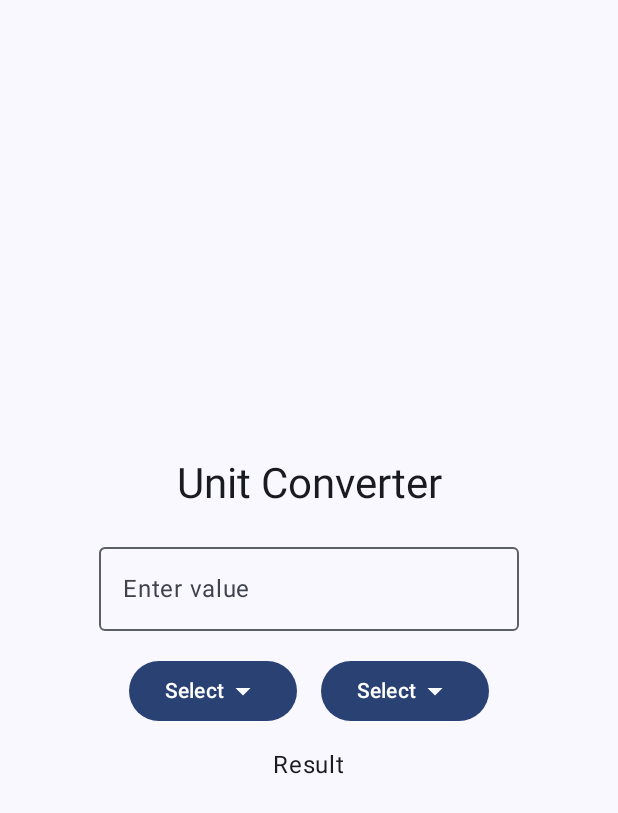
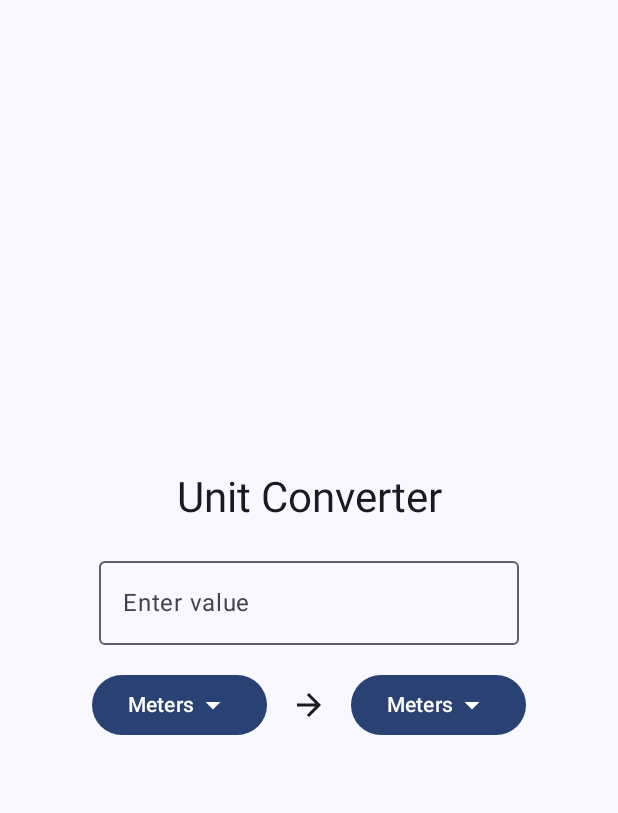
Before and after one commit to benjaminraffetseder/unitconverter, an Android app built with Jetpack Compose: the screen it shows after launch (MainActivity), on a phone screen of 412 x 824 dp. Shown: the top 813 px of the screen. Run offline under Robolectric (Android 15) with nearby library versions, the phone set to English and light mode, and no system bars.

Commit message:
implement conversion logic

```diff
--- a/app/src/main/java/com/benjaminraffetseder/unitconverter/MainActivity.kt
+++ b/app/src/main/java/com/benjaminraffetseder/unitconverter/MainActivity.kt
@@ -13,6 +13,7 @@ import androidx.compose.foundation.layout.height
 import androidx.compose.foundation.layout.width
 import androidx.compose.material.icons.Icons
 import androidx.compose.material.icons.filled.ArrowDropDown
+import androidx.compose.material.icons.filled.ArrowForward
 import androidx.compose.material3.Button
 import androidx.compose.material3.DropdownMenu
 import androidx.compose.material3.DropdownMenuItem
@@ -22,11 +23,17 @@ import androidx.compose.material3.OutlinedTextField
 import androidx.compose.material3.Surface
 import androidx.compose.material3.Text
 import androidx.compose.runtime.Composable
+import androidx.compose.runtime.getValue
+import androidx.compose.runtime.mutableDoubleStateOf
+import androidx.compose.runtime.mutableStateOf
+import androidx.compose.runtime.remember
+import androidx.compose.runtime.setValue
 import androidx.compose.ui.Alignment
 import androidx.compose.ui.Modifier
 import androidx.compose.ui.tooling.preview.Preview
 import androidx.compose.ui.unit.dp
 import com.benjaminraffetseder.unitconverter.ui.theme.UnitConverterTheme
+import kotlin.math.roundToInt
 
 class MainActivity : ComponentActivity() {
     override fun onCreate(savedInstanceState: Bundle?) {
@@ -47,6 +54,51 @@ class MainActivity : ComponentActivity() {
 
 @Composable
 fun UnitConverter(){
+
+    var inputValue by remember { mutableStateOf("") }
+    var outputValue by remember { mutableStateOf("") }
+
+    var inputUnit by remember { mutableStateOf("Meters") }
+    var outputUnit by remember { mutableStateOf("Meters") }
+
+    var iExpanded by remember { mutableStateOf(false) }
+    var oExpanded by remember { mutableStateOf(false) }
+
+    val inputConversionFactor = remember { mutableDoubleStateOf(1.00) }
+    val outputConversionFactor = remember { mutableDoubleStateOf(1.00) }
+
+    fun convertUnits () {
+        val inputValueDouble = inputValue.toDoubleOrNull() ?: 0.0
+        val result = (inputValueDouble * inputConversionFactor.doubleValue * 100.0 / outputConversionFactor.doubleValue).roundToInt() / 100.0
+        outputValue = result.toString()
+    }
+
+    fun handleDropdownItemClick(unit: String, isInput: Boolean) {
+        if (isInput) {
+            iExpanded = false
+            inputUnit = unit
+
+            when (inputUnit) {
+                "Millimeters" -> inputConversionFactor.doubleValue = 0.001
+                "Centimeters" -> inputConversionFactor.doubleValue = 0.01
+                "Meters" -> inputConversionFactor.doubleValue = 1.0
+                "Feet" -> inputConversionFactor.doubleValue = 0.3048
+            }
+
+        } else {
+            oExpanded = false
+            outputUnit = unit
+
+            when (outputUnit) {
+                "Millimeters" -> outputConversionFactor.doubleValue = 0.001
+                "Centimeters" -> outputConversionFactor.doubleValue = 0.01
+                "Meters" -> outputConversionFactor.doubleValue = 1.0
+                "Feet" -> outputConversionFactor.doubleValue = 0.3048
+            }
+
+        }
+        convertUnits()
+    }
     Column(
         modifier = Modifier.fillMaxSize(),
         verticalArrangement = Arrangement.Center,
@@ -55,41 +107,51 @@ fun UnitConverter(){
         Text("Unit Converter", style = MaterialTheme.typography.headlineMedium)
         Spacer(modifier = Modifier.height(16.dp))
         OutlinedTextField(
-            value = "",
+            value = inputValue,
             onValueChange = {
-                /*TODO: handle input*/ },
+                inputValue = it
+                convertUnits()
+            },
             label = { Text("Enter value") }
         )
         Spacer(modifier = Modifier.height(16.dp))
-        Row {
+        Row(
+            verticalAlignment = Alignment.CenterVertically
+        ) {
             Box {
-                Button(onClick = { /*TODO*/ }) {
-                    Text("Select")
+                Button(onClick = { iExpanded = true }) {
+                    Text(inputUnit)
                     Icon(Icons.Default.ArrowDropDown, contentDescription = null)
                 }
-                DropdownMenu(expanded = false, onDismissRequest = { /*TODO*/ }) {
-                    DropdownMenuItem(text = { Text("Millimeters") }, onClick = { /*TODO*/ })
-                    DropdownMenuItem(text = { Text("Centimeters") }, onClick = { /*TODO*/ })
-                    DropdownMenuItem(text = { Text("Meters") }, onClick = { /*TODO*/ })
-                    DropdownMenuItem(text = { Text("Feet") }, onClick = { /*TODO*/ })
+                DropdownMenu(expanded = iExpanded, onDismissRequest = { iExpanded = false }) {
+                    DropdownMenuItem(text = { Text("Millimeters") }, onClick = { handleDropdownItemClick("Millimeters", true) })
+                    DropdownMenuItem(text = { Text("Centimeters") }, onClick = { handleDropdownItemClick("Centimeters", true) })
+                    DropdownMenuItem(text = { Text("Meters") }, onClick = { handleDropdownItemClick("Meters", true) })
+                    DropdownMenuItem(text = { Text("Feet") }, onClick = { handleDropdownItemClick("Feet", true)})
                 }
             }
             Spacer(modifier = Modifier.width(16.dp))
+            Icon(Icons.Default.ArrowForward, contentDescription = null)
+            Spacer(modifier = Modifier.width(16.dp))
             Box {
-                Button(onClick = { /*TODO*/ }) {
-                    Text("Select")
+                Button(onClick = { oExpanded = true}) {
+                    Text(outputUnit)
                     Icon(Icons.Default.ArrowDropDown, contentDescription = null)
                 }
-                DropdownMenu(expanded = false, onDismissRequest = { /*TODO*/ }) {
-                    DropdownMenuItem(text = { Text("Millimeters") }, onClick = { /*TODO*/ })
-                    DropdownMenuItem(text = { Text("Centimeters") }, onClick = { /*TODO*/ })
-                    DropdownMenuItem(text = { Text("Meters") }, onClick = { /*TODO*/ })
-                    DropdownMenuItem(text = { Text("Feet") }, onClick = { /*TODO*/ })
+                DropdownMenu(expanded = oExpanded, onDismissRequest = { oExpanded = false }) {
+                    DropdownMenuItem(text = { Text("Millimeters") }, onClick = { handleDropdownItemClick("Millimeters", false)})
+                    DropdownMenuItem(text = { Text("Centimeters") }, onClick = { handleDropdownItemClick("Centimeters", false)})
+                    DropdownMenuItem(text = { Text("Meters") }, onClick = { handleDropdownItemClick("Meters", false)})
+                    DropdownMenuItem(text = { Text("Feet") }, onClick = { handleDropdownItemClick("Feet", false)})
                 }
             }
         }
         Spacer(modifier = Modifier.height(16.dp))
-        Text(text = "Result", style = MaterialTheme.typography.bodyLarge)
+
+        if (inputValue.isNotEmpty()) {
+            Text(text = "Result: $outputValue $outputUnit", style = MaterialTheme.typography.bodyLarge)
+        }
+
     }
 }
 
```
